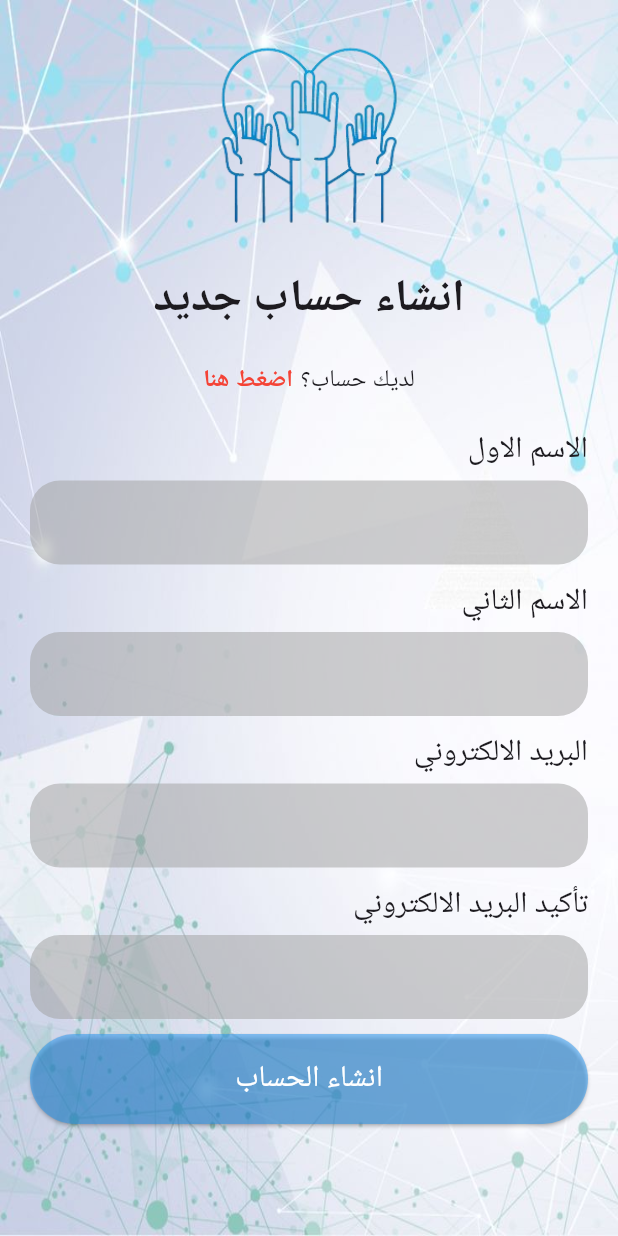
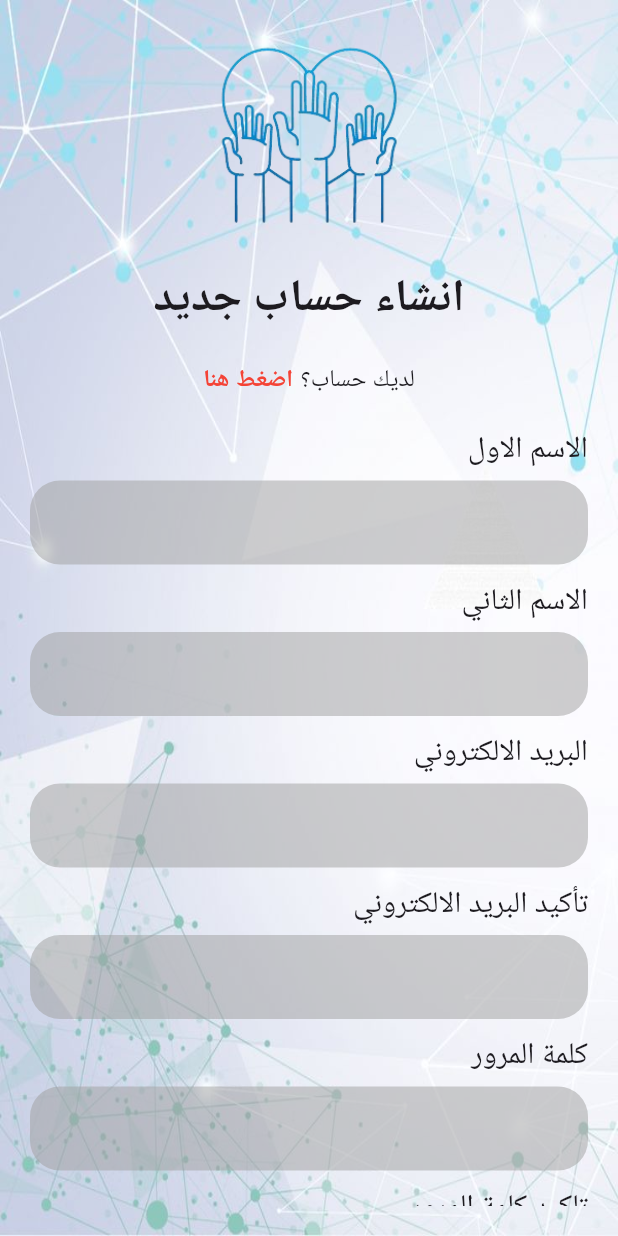
Before and after one commit to ammar94iq/sabab, a Flutter app: the Register screen opened directly, on a phone screen of 412 x 824 dp. Run offline on Flutter 3.47's test engine with Material 3 defaults, Android fonts, the phone set to English and light mode, and no system bars.

Commit message:
second version

```diff
--- a/lib/register.dart
+++ b/lib/register.dart
@@ -135,9 +135,40 @@ class Register extends StatelessWidget {
                   ),
                 ),
               ),
+              // Password Field
               const SizedBox(height: 10.0),
-              // Password Field
-
+              const Text(
+                'كلمة المرور',
+                style: TextStyle(fontSize: 20.0),
+              ),
+              const SizedBox(height: 5.0),
+              TextField(
+                decoration: InputDecoration(
+                  fillColor: Colors.grey.withOpacity(0.5),
+                  filled: true,
+                  border: OutlineInputBorder(
+                    borderSide: BorderSide.none,
+                    borderRadius: BorderRadius.circular(20),
+                  ),
+                ),
+              ),
+              const SizedBox(height: 10.0),
+              const Text(
+                'تاكيد كلمة المرور',
+                style: TextStyle(fontSize: 20.0),
+              ),
+              const SizedBox(height: 5.0),
+              TextField(
+                decoration: InputDecoration(
+                  fillColor: Colors.grey.withOpacity(0.5),
+                  filled: true,
+                  border: OutlineInputBorder(
+                    borderSide: BorderSide.none,
+                    borderRadius: BorderRadius.circular(20),
+                  ),
+                ),
+              ),
+              const SizedBox(height: 10.0),
               // Register Button
               ElevatedButton(
                 style: ElevatedButton.styleFrom(
```
